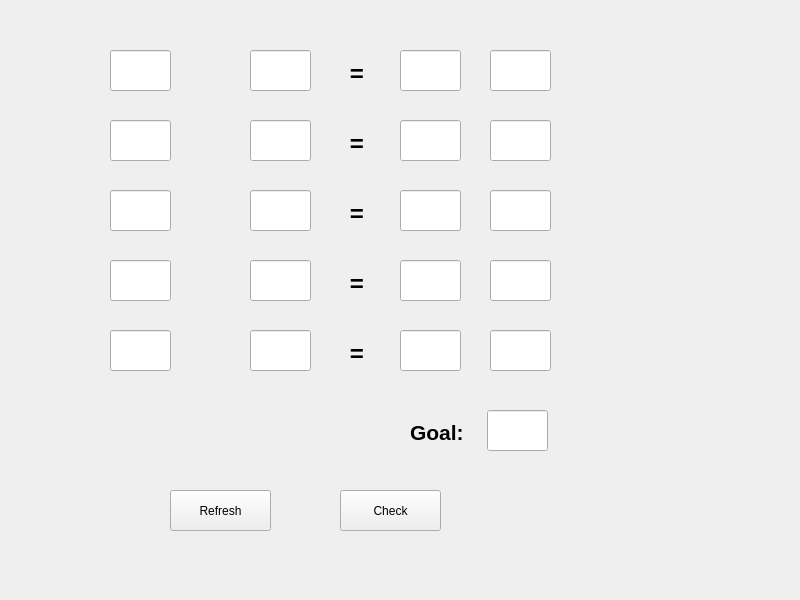
JerryChouHi/Python, file GreateWall/Mathematics.ui: the form before one commit.
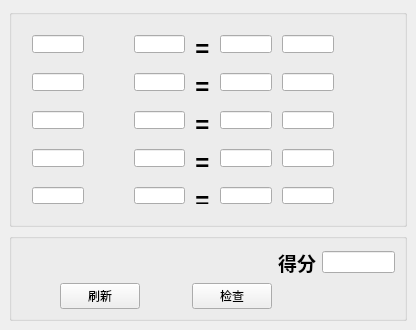
The form after the commit.

Commit message: Optimize UI display.

The edit to the form file:
```diff
--- a/GreateWall/Mathematics.ui
+++ b/GreateWall/Mathematics.ui
@@ -6,22 +6,52 @@
    <rect>
     <x>0</x>
     <y>0</y>
-    <width>800</width>
-    <height>600</height>
+    <width>416</width>
+    <height>330</height>
    </rect>
   </property>
+  <property name="minimumSize">
+   <size>
+    <width>400</width>
+    <height>320</height>
+   </size>
+  </property>
   <property name="windowTitle">
    <string>小学算术</string>
   </property>
   <widget class="QWidget" name="centralwidget">
+   <layout class="QGridLayout" name="gridLayout_3">
+    <item row="0" column="0">
+     <widget class="QGroupBox" name="groupBox">
+      <property name="title">
+       <string/>
+      </property>
+      <layout class="QGridLayout" name="gridLayout">
+       <property name="leftMargin">
+        <number>20</number>
+       </property>
+       <property name="topMargin">
+        <number>20</number>
+       </property>
+       <property name="rightMargin">
+        <number>20</number>
+       </property>
+       <property name="bottomMargin">
+        <number>20</number>
+       </property>
+       <property name="horizontalSpacing">
+        <number>10</number>
+       </property>
+       <property name="verticalSpacing">
+        <number>20</number>
+       </property>
+       <item row="0" column="0">
    <widget class="QLineEdit" name="lineEdit_01">
-    <property name="geometry">
-     <rect>
-      <x>110</x>
-      <y>50</y>
-      <width>61</width>
-      <height>41</height>
-     </rect>
+         <property name="minimumSize">
+          <size>
+           <width>0</width>
+           <height>0</height>
+          </size>
     </property>
     <property name="alignment">
      <set>Qt::AlignCenter</set>
@@ -30,14 +60,14 @@
      <bool>true</bool>
     </property>
    </widget>
+       </item>
+       <item row="0" column="1">
    <widget class="QLabel" name="label_01">
-    <property name="geometry">
-     <rect>
-      <x>180</x>
-      <y>60</y>
-      <width>54</width>
-      <height>21</height>
-     </rect>
+         <property name="minimumSize">
+          <size>
+           <width>30</width>
+           <height>0</height>
+          </size>
     </property>
     <property name="text">
      <string/>
@@ -46,15 +76,9 @@
      <set>Qt::AlignCenter</set>
     </property>
    </widget>
+       </item>
+       <item row="0" column="2">
    <widget class="QLineEdit" name="lineEdit_02">
-    <property name="geometry">
-     <rect>
-      <x>250</x>
-      <y>50</y>
-      <width>61</width>
-      <height>41</height>
-     </rect>
-    </property>
     <property name="alignment">
      <set>Qt::AlignCenter</set>
     </property>
@@ -62,15 +86,9 @@
      <bool>true</bool>
     </property>
    </widget>
+       </item>
+       <item row="0" column="3">
    <widget class="QLabel" name="label_02">
-    <property name="geometry">
-     <rect>
-      <x>330</x>
-      <y>60</y>
-      <width>54</width>
-      <height>21</height>
-     </rect>
-    </property>
     <property name="text">
      <string>&lt;html&gt;&lt;head/&gt;&lt;body&gt;&lt;p align=&quot;center&quot;&gt;&lt;span style=&quot; font-size:18pt; font-weight:600;&quot;&gt;=&lt;/span&gt;&lt;/p&gt;&lt;/body&gt;&lt;/html&gt;</string>
     </property>
@@ -78,28 +96,16 @@
      <set>Qt::AlignCenter</set>
     </property>
    </widget>
+       </item>
+       <item row="0" column="4">
    <widget class="QLineEdit" name="lineEdit_03">
-    <property name="geometry">
-     <rect>
-      <x>400</x>
-      <y>50</y>
-      <width>61</width>
-      <height>41</height>
-     </rect>
-    </property>
     <property name="alignment">
      <set>Qt::AlignCenter</set>
     </property>
    </widget>
+       </item>
+       <item row="0" column="5">
    <widget class="QLineEdit" name="lineEdit_04">
-    <property name="geometry">
-     <rect>
-      <x>490</x>
-      <y>50</y>
-      <width>61</width>
-      <height>41</height>
-     </rect>
-    </property>
     <property name="alignment">
      <set>Qt::AlignCenter</set>
     </property>
@@ -107,57 +113,75 @@
      <bool>true</bool>
     </property>
    </widget>
+       </item>
+       <item row="0" column="6">
    <widget class="QLabel" name="label_03">
-    <property name="geometry">
-     <rect>
-      <x>580</x>
-      <y>60</y>
-      <width>54</width>
-      <height>21</height>
-     </rect>
+         <property name="minimumSize">
+          <size>
+           <width>40</width>
+           <height>0</height>
+          </size>
     </property>
     <property name="text">
      <string/>
     </property>
    </widget>
+       </item>
+       <item row="1" column="0">
    <widget class="QLineEdit" name="lineEdit_11">
-    <property name="geometry">
-     <rect>
-      <x>110</x>
-      <y>120</y>
-      <width>61</width>
-      <height>41</height>
-     </rect>
-    </property>
+         <property name="alignment">
+          <set>Qt::AlignCenter</set>
+         </property>
+         <property name="readOnly">
+          <bool>true</bool>
+         </property>
+        </widget>
+       </item>
+       <item row="1" column="1">
+        <widget class="QLabel" name="label_11">
+         <property name="minimumSize">
+          <size>
+           <width>30</width>
+           <height>0</height>
+          </size>
+         </property>
+         <property name="text">
+          <string/>
+         </property>
     <property name="alignment">
      <set>Qt::AlignCenter</set>
     </property>
+        </widget>
+       </item>
+       <item row="1" column="2">
+        <widget class="QLineEdit" name="lineEdit_12">
+         <property name="alignment">
+          <set>Qt::AlignCenter</set>
+         </property>
     <property name="readOnly">
      <bool>true</bool>
     </property>
    </widget>
+       </item>
+       <item row="1" column="3">
+        <widget class="QLabel" name="label_12">
+         <property name="text">
+          <string>&lt;html&gt;&lt;head/&gt;&lt;body&gt;&lt;p align=&quot;center&quot;&gt;&lt;span style=&quot; font-size:18pt; font-weight:600;&quot;&gt;=&lt;/span&gt;&lt;/p&gt;&lt;/body&gt;&lt;/html&gt;</string>
+         </property>
+         <property name="alignment">
+          <set>Qt::AlignCenter</set>
+         </property>
+        </widget>
+       </item>
+       <item row="1" column="4">
    <widget class="QLineEdit" name="lineEdit_13">
-    <property name="geometry">
-     <rect>
-      <x>400</x>
-      <y>120</y>
-      <width>61</width>
-      <height>41</height>
-     </rect>
-    </property>
     <property name="alignment">
      <set>Qt::AlignCenter</set>
     </property>
    </widget>
+       </item>
+       <item row="1" column="5">
    <widget class="QLineEdit" name="lineEdit_14">
-    <property name="geometry">
-     <rect>
-      <x>490</x>
-      <y>120</y>
-      <width>61</width>
-      <height>41</height>
-     </rect>
-    </property>
     <property name="alignment">
      <set>Qt::AlignCenter</set>
     </property>
@@ -165,105 +189,75 @@
      <bool>true</bool>
     </property>
    </widget>
+       </item>
+       <item row="1" column="6">
    <widget class="QLabel" name="label_13">
-    <property name="geometry">
-     <rect>
-      <x>580</x>
-      <y>130</y>
-      <width>54</width>
-      <height>21</height>
-     </rect>
+         <property name="minimumSize">
+          <size>
+           <width>40</width>
+           <height>0</height>
+          </size>
     </property>
     <property name="text">
      <string/>
     </property>
    </widget>
-   <widget class="QLineEdit" name="lineEdit_12">
-    <property name="geometry">
-     <rect>
-      <x>250</x>
-      <y>120</y>
-      <width>61</width>
-      <height>41</height>
-     </rect>
-    </property>
-    <property name="alignment">
-     <set>Qt::AlignCenter</set>
-    </property>
-    <property name="readOnly">
-     <bool>true</bool>
-    </property>
-   </widget>
-   <widget class="QLabel" name="label_12">
-    <property name="geometry">
-     <rect>
-      <x>330</x>
-      <y>130</y>
-      <width>54</width>
-      <height>21</height>
-     </rect>
-    </property>
-    <property name="text">
-     <string>&lt;html&gt;&lt;head/&gt;&lt;body&gt;&lt;p align=&quot;center&quot;&gt;&lt;span style=&quot; font-size:18pt; font-weight:600;&quot;&gt;=&lt;/span&gt;&lt;/p&gt;&lt;/body&gt;&lt;/html&gt;</string>
-    </property>
-    <property name="alignment">
-     <set>Qt::AlignCenter</set>
-    </property>
-   </widget>
-   <widget class="QLabel" name="label_11">
-    <property name="geometry">
-     <rect>
-      <x>180</x>
-      <y>130</y>
-      <width>54</width>
-      <height>21</height>
-     </rect>
-    </property>
-    <property name="text">
-     <string/>
-    </property>
-    <property name="alignment">
-     <set>Qt::AlignCenter</set>
-    </property>
-   </widget>
+       </item>
+       <item row="2" column="0">
    <widget class="QLineEdit" name="lineEdit_21">
-    <property name="geometry">
-     <rect>
-      <x>110</x>
-      <y>190</y>
-      <width>61</width>
-      <height>41</height>
-     </rect>
-    </property>
+         <property name="alignment">
+          <set>Qt::AlignCenter</set>
+         </property>
+         <property name="readOnly">
+          <bool>true</bool>
+         </property>
+        </widget>
+       </item>
+       <item row="2" column="1">
+        <widget class="QLabel" name="label_21">
+         <property name="minimumSize">
+          <size>
+           <width>30</width>
+           <height>0</height>
+          </size>
+         </property>
+         <property name="text">
+          <string/>
+         </property>
     <property name="alignment">
      <set>Qt::AlignCenter</set>
     </property>
+        </widget>
+       </item>
+       <item row="2" column="2">
+        <widget class="QLineEdit" name="lineEdit_22">
+         <property name="alignment">
+          <set>Qt::AlignCenter</set>
+         </property>
     <property name="readOnly">
      <bool>true</bool>
     </property>
    </widget>
+       </item>
+       <item row="2" column="3">
+        <widget class="QLabel" name="label_22">
+         <property name="text">
+          <string>&lt;html&gt;&lt;head/&gt;&lt;body&gt;&lt;p align=&quot;center&quot;&gt;&lt;span style=&quot; font-size:18pt; font-weight:600;&quot;&gt;=&lt;/span&gt;&lt;/p&gt;&lt;/body&gt;&lt;/html&gt;</string>
+         </property>
+         <property name="alignment">
+          <set>Qt::AlignCenter</set>
+         </property>
+        </widget>
+       </item>
+       <item row="2" column="4">
    <widget class="QLineEdit" name="lineEdit_23">
-    <property name="geometry">
-     <rect>
-      <x>400</x>
-      <y>190</y>
-      <width>61</width>
-      <height>41</height>
-     </rect>
-    </property>
     <property name="alignment">
      <set>Qt::AlignCenter</set>
     </property>
    </widget>
+       </item>
+       <item row="2" column="5">
    <widget class="QLineEdit" name="lineEdit_24">
-    <property name="geometry">
-     <rect>
-      <x>490</x>
-      <y>190</y>
-      <width>61</width>
-      <height>41</height>
-     </rect>
-    </property>
     <property name="alignment">
      <set>Qt::AlignCenter</set>
     </property>
@@ -271,105 +265,75 @@
      <bool>true</bool>
     </property>
    </widget>
+       </item>
+       <item row="2" column="6">
    <widget class="QLabel" name="label_23">
-    <property name="geometry">
-     <rect>
-      <x>580</x>
-      <y>200</y>
-      <width>54</width>
-      <height>21</height>
-     </rect>
+         <property name="minimumSize">
+          <size>
+           <width>40</width>
+           <height>0</height>
+          </size>
     </property>
     <property name="text">
      <string/>
     </property>
    </widget>
-   <widget class="QLineEdit" name="lineEdit_22">
-    <property name="geometry">
-     <rect>
-      <x>250</x>
-      <y>190</y>
-      <width>61</width>
-      <height>41</height>
-     </rect>
-    </property>
-    <property name="alignment">
-     <set>Qt::AlignCenter</set>
-    </property>
-    <property name="readOnly">
-     <bool>true</bool>
-    </property>
-   </widget>
-   <widget class="QLabel" name="label_22">
-    <property name="geometry">
-     <rect>
-      <x>330</x>
-      <y>200</y>
-      <width>54</width>
-      <height>21</height>
-     </rect>
-    </property>
-    <property name="text">
-     <string>&lt;html&gt;&lt;head/&gt;&lt;body&gt;&lt;p align=&quot;center&quot;&gt;&lt;span style=&quot; font-size:18pt; font-weight:600;&quot;&gt;=&lt;/span&gt;&lt;/p&gt;&lt;/body&gt;&lt;/html&gt;</string>
-    </property>
-    <property name="alignment">
-     <set>Qt::AlignCenter</set>
-    </property>
-   </widget>
-   <widget class="QLabel" name="label_21">
-    <property name="geometry">
-     <rect>
-      <x>180</x>
-      <y>200</y>
-      <width>54</width>
-      <height>21</height>
-     </rect>
-    </property>
-    <property name="text">
-     <string/>
-    </property>
-    <property name="alignment">
-     <set>Qt::AlignCenter</set>
-    </property>
-   </widget>
+       </item>
+       <item row="3" column="0">
    <widget class="QLineEdit" name="lineEdit_31">
-    <property name="geometry">
-     <rect>
-      <x>110</x>
-      <y>260</y>
-      <width>61</width>
-      <height>41</height>
-     </rect>
-    </property>
+         <property name="alignment">
+          <set>Qt::AlignCenter</set>
+         </property>
+         <property name="readOnly">
+          <bool>true</bool>
+         </property>
+        </widget>
+       </item>
+       <item row="3" column="1">
+        <widget class="QLabel" name="label_31">
+         <property name="minimumSize">
+          <size>
+           <width>30</width>
+           <height>0</height>
+          </size>
+         </property>
+         <property name="text">
+          <string/>
+         </property>
     <property name="alignment">
      <set>Qt::AlignCenter</set>
     </property>
+        </widget>
+       </item>
+       <item row="3" column="2">
+        <widget class="QLineEdit" name="lineEdit_32">
+         <property name="alignment">
+          <set>Qt::AlignCenter</set>
+         </property>
     <property name="readOnly">
      <bool>true</bool>
     </property>
    </widget>
+       </item>
+       <item row="3" column="3">
+        <widget class="QLabel" name="label_32">
+         <property name="text">
+          <string>&lt;html&gt;&lt;head/&gt;&lt;body&gt;&lt;p align=&quot;center&quot;&gt;&lt;span style=&quot; font-size:18pt; font-weight:600;&quot;&gt;=&lt;/span&gt;&lt;/p&gt;&lt;/body&gt;&lt;/html&gt;</string>
+         </property>
+         <property name="alignment">
+          <set>Qt::AlignCenter</set>
+         </property>
+        </widget>
+       </item>
+       <item row="3" column="4">
    <widget class="QLineEdit" name="lineEdit_33">
-    <property name="geometry">
-     <rect>
-      <x>400</x>
-      <y>260</y>
-      <width>61</width>
-      <height>41</height>
-     </rect>
-    </property>
     <property name="alignment">
      <set>Qt::AlignCenter</set>
     </property>
    </widget>
+       </item>
+       <item row="3" column="5">
    <widget class="QLineEdit" name="lineEdit_34">
-    <property name="geometry">
-     <rect>
-      <x>490</x>
-      <y>260</y>
-      <width>61</width>
-      <height>41</height>
-     </rect>
-    </property>
     <property name="alignment">
      <set>Qt::AlignCenter</set>
     </property>
@@ -377,105 +341,75 @@
      <bool>true</bool>
     </property>
    </widget>
+       </item>
+       <item row="3" column="6">
    <widget class="QLabel" name="label_33">
-    <property name="geometry">
-     <rect>
-      <x>580</x>
-      <y>270</y>
-      <width>54</width>
-      <height>21</height>
-     </rect>
+         <property name="minimumSize">
+          <size>
+           <width>40</width>
+           <height>0</height>
+          </size>
     </property>
     <property name="text">
      <string/>
     </property>
    </widget>
-   <widget class="QLineEdit" name="lineEdit_32">
-    <property name="geometry">
-     <rect>
-      <x>250</x>
-      <y>260</y>
-      <width>61</width>
-      <height>41</height>
-     </rect>
-    </property>
-    <property name="alignment">
-     <set>Qt::AlignCenter</set>
-    </property>
-    <property name="readOnly">
-     <bool>true</bool>
-    </property>
-   </widget>
-   <widget class="QLabel" name="label_32">
-    <property name="geometry">
-     <rect>
-      <x>330</x>
-      <y>270</y>
-      <width>54</width>
-      <height>21</height>
-     </rect>
-    </property>
-    <property name="text">
-     <string>&lt;html&gt;&lt;head/&gt;&lt;body&gt;&lt;p align=&quot;center&quot;&gt;&lt;span style=&quot; font-size:18pt; font-weight:600;&quot;&gt;=&lt;/span&gt;&lt;/p&gt;&lt;/body&gt;&lt;/html&gt;</string>
-    </property>
-    <property name="alignment">
-     <set>Qt::AlignCenter</set>
-    </property>
-   </widget>
-   <widget class="QLabel" name="label_31">
-    <property name="geometry">
-     <rect>
-      <x>180</x>
-      <y>270</y>
-      <width>54</width>
-      <height>21</height>
-     </rect>
-    </property>
-    <property name="text">
-     <string/>
-    </property>
-    <property name="alignment">
-     <set>Qt::AlignCenter</set>
-    </property>
-   </widget>
+       </item>
+       <item row="4" column="0">
    <widget class="QLineEdit" name="lineEdit_41">
-    <property name="geometry">
-     <rect>
-      <x>110</x>
-      <y>330</y>
-      <width>61</width>
-      <height>41</height>
-     </rect>
-    </property>
+         <property name="alignment">
+          <set>Qt::AlignCenter</set>
+         </property>
+         <property name="readOnly">
+          <bool>true</bool>
+         </property>
+        </widget>
+       </item>
+       <item row="4" column="1">
+        <widget class="QLabel" name="label_41">
+         <property name="minimumSize">
+          <size>
+           <width>30</width>
+           <height>0</height>
+          </size>
+         </property>
+         <property name="text">
+          <string/>
+         </property>
     <property name="alignment">
      <set>Qt::AlignCenter</set>
     </property>
+        </widget>
+       </item>
+       <item row="4" column="2">
+        <widget class="QLineEdit" name="lineEdit_42">
+         <property name="alignment">
+          <set>Qt::AlignCenter</set>
+         </property>
     <property name="readOnly">
      <bool>true</bool>
     </property>
    </widget>
+       </item>
+       <item row="4" column="3">
+        <widget class="QLabel" name="label_42">
+         <property name="text">
+          <string>&lt;html&gt;&lt;head/&gt;&lt;body&gt;&lt;p align=&quot;center&quot;&gt;&lt;span style=&quot; font-size:18pt; font-weight:600;&quot;&gt;=&lt;/span&gt;&lt;/p&gt;&lt;/body&gt;&lt;/html&gt;</string>
+         </property>
+         <property name="alignment">
+          <set>Qt::AlignCenter</set>
+         </property>
+        </widget>
+       </item>
+       <item row="4" column="4">
    <widget class="QLineEdit" name="lineEdit_43">
-    <property name="geometry">
-     <rect>
-      <x>400</x>
-      <y>330</y>
-      <width>61</width>
-      <height>41</height>
-     </rect>
-    </property>
     <property name="alignment">
      <set>Qt::AlignCenter</set>
     </property>
    </widget>
+       </item>
+       <item row="4" column="5">
    <widget class="QLineEdit" name="lineEdit_44">
-    <property name="geometry">
-     <rect>
-      <x>490</x>
-      <y>330</y>
-      <width>61</width>
-      <height>41</height>
-     </rect>
-    </property>
     <property name="alignment">
      <set>Qt::AlignCenter</set>
     </property>
@@ -483,75 +417,56 @@
      <bool>true</bool>
     </property>
    </widget>
+       </item>
+       <item row="4" column="6">
    <widget class="QLabel" name="label_43">
-    <property name="geometry">
-     <rect>
-      <x>580</x>
-      <y>340</y>
-      <width>54</width>
-      <height>21</height>
-     </rect>
+         <property name="minimumSize">
+          <size>
+           <width>40</width>
+           <height>0</height>
+          </size>
     </property>
     <property name="text">
      <string/>
     </property>
    </widget>
-   <widget class="QLineEdit" name="lineEdit_42">
-    <property name="geometry">
-     <rect>
-      <x>250</x>
-      <y>330</y>
-      <width>61</width>
-      <height>41</height>
-     </rect>
-    </property>
-    <property name="alignment">
-     <set>Qt::AlignCenter</set>
-    </property>
-    <property name="readOnly">
-     <bool>true</bool>
-    </property>
-   </widget>
-   <widget class="QLabel" name="label_42">
-    <property name="geometry">
-     <rect>
-      <x>330</x>
-      <y>340</y>
-      <width>54</width>
-      <height>21</height>
-     </rect>
-    </property>
+       </item>
+      </layout>
+     </widget>
+    </item>
+    <item row="2" column="0">
+     <widget class="QGroupBox" name="groupBox_2">
+      <property name="title">
+       <string/>
+      </property>
+      <layout class="QGridLayout" name="gridLayout_2">
+       <item row="1" column="1">
+        <widget class="QPushButton" name="pushButton_refresh">
     <property name="text">
-     <string>&lt;html&gt;&lt;head/&gt;&lt;body&gt;&lt;p align=&quot;center&quot;&gt;&lt;span style=&quot; font-size:18pt; font-weight:600;&quot;&gt;=&lt;/span&gt;&lt;/p&gt;&lt;/body&gt;&lt;/html&gt;</string>
-    </property>
-    <property name="alignment">
-     <set>Qt::AlignCenter</set>
-    </property>
-   </widget>
-   <widget class="QLabel" name="label_41">
-    <property name="geometry">
-     <rect>
-      <x>180</x>
-      <y>340</y>
-      <width>54</width>
-      <height>21</height>
-     </rect>
-    </property>
-    <property name="text">
-     <string/>
-    </property>
-    <property name="alignment">
-     <set>Qt::AlignCenter</set>
-    </property>
-   </widget>
+          <string>刷新</string>
+         </property>
+        </widget>
+       </item>
+       <item row="1" column="0">
+        <spacer name="horizontalSpacer_3">
+         <property name="orientation">
+          <enum>Qt::Horizontal</enum>
+         </property>
+         <property name="sizeHint" stdset="0">
+          <size>
+           <width>40</width>
+           <height>20</height>
+          </size>
+         </property>
+        </spacer>
+       </item>
+       <item row="0" column="6">
    <widget class="QLineEdit" name="lineEdit_goal">
-    <property name="geometry">
-     <rect>
-      <x>487</x>
-      <y>410</y>
-      <width>61</width>
-      <height>41</height>
-     </rect>
+         <property name="maximumSize">
+          <size>
+           <width>80</width>
+           <height>16777215</height>
+          </size>
     </property>
     <property name="alignment">
      <set>Qt::AlignCenter</set>
@@ -560,45 +475,77 @@
      <bool>true</bool>
     </property>
    </widget>
+       </item>
+       <item row="0" column="5">
    <widget class="QLabel" name="label_goal">
-    <property name="geometry">
-     <rect>
-      <x>410</x>
-      <y>420</y>
-      <width>61</width>
-      <height>21</height>
-     </rect>
-    </property>
     <property name="text">
-     <string>&lt;html&gt;&lt;head/&gt;&lt;body&gt;&lt;p&gt;&lt;span style=&quot; font-size:16pt; font-weight:600;&quot;&gt;Goal:&lt;/span&gt;&lt;/p&gt;&lt;/body&gt;&lt;/html&gt;</string>
-    </property>
-   </widget>
+          <string>&lt;html&gt;&lt;head/&gt;&lt;body&gt;&lt;p&gt;&lt;span style=&quot; font-size:14pt; font-weight:600;&quot;&gt;得分&lt;/span&gt;&lt;/p&gt;&lt;/body&gt;&lt;/html&gt;</string>
+         </property>
+        </widget>
+       </item>
+       <item row="0" column="0" colspan="5">
+        <spacer name="horizontalSpacer">
+         <property name="orientation">
+          <enum>Qt::Horizontal</enum>
+         </property>
+         <property name="sizeHint" stdset="0">
+          <size>
+           <width>246</width>
+           <height>21</height>
+          </size>
+         </property>
+        </spacer>
+       </item>
+       <item row="1" column="2">
+        <spacer name="horizontalSpacer_6">
+         <property name="orientation">
+          <enum>Qt::Horizontal</enum>
+         </property>
+         <property name="sizeHint" stdset="0">
+          <size>
+           <width>40</width>
+           <height>20</height>
+          </size>
+         </property>
+        </spacer>
+       </item>
+       <item row="1" column="4">
    <widget class="QPushButton" name="pushButton_check">
-    <property name="geometry">
-     <rect>
-      <x>340</x>
-      <y>490</y>
-      <width>101</width>
-      <height>41</height>
-     </rect>
-    </property>
     <property name="text">
-     <string>Check</string>
-    </property>
-   </widget>
-   <widget class="QPushButton" name="pushButton_refresh">
-    <property name="geometry">
-     <rect>
-      <x>170</x>
-      <y>490</y>
-      <width>101</width>
-      <height>41</height>
-     </rect>
-    </property>
-    <property name="text">
-     <string>Refresh</string>
-    </property>
-   </widget>
+          <string>检查</string>
+         </property>
+        </widget>
+       </item>
+       <item row="1" column="5" colspan="2">
+        <spacer name="horizontalSpacer_4">
+         <property name="orientation">
+          <enum>Qt::Horizontal</enum>
+         </property>
+         <property name="sizeHint" stdset="0">
+          <size>
+           <width>40</width>
+           <height>20</height>
+          </size>
+         </property>
+        </spacer>
+       </item>
+      </layout>
+     </widget>
+    </item>
+    <item row="1" column="0">
+     <spacer name="verticalSpacer">
+      <property name="orientation">
+       <enum>Qt::Vertical</enum>
+      </property>
+      <property name="sizeHint" stdset="0">
+       <size>
+        <width>20</width>
+        <height>40</height>
+       </size>
+      </property>
+     </spacer>
+    </item>
+   </layout>
   </widget>
  </widget>
  <resources/>
```
Lines whose indentation alone changed are shown as unchanged. The commit also changes 4 other files.
